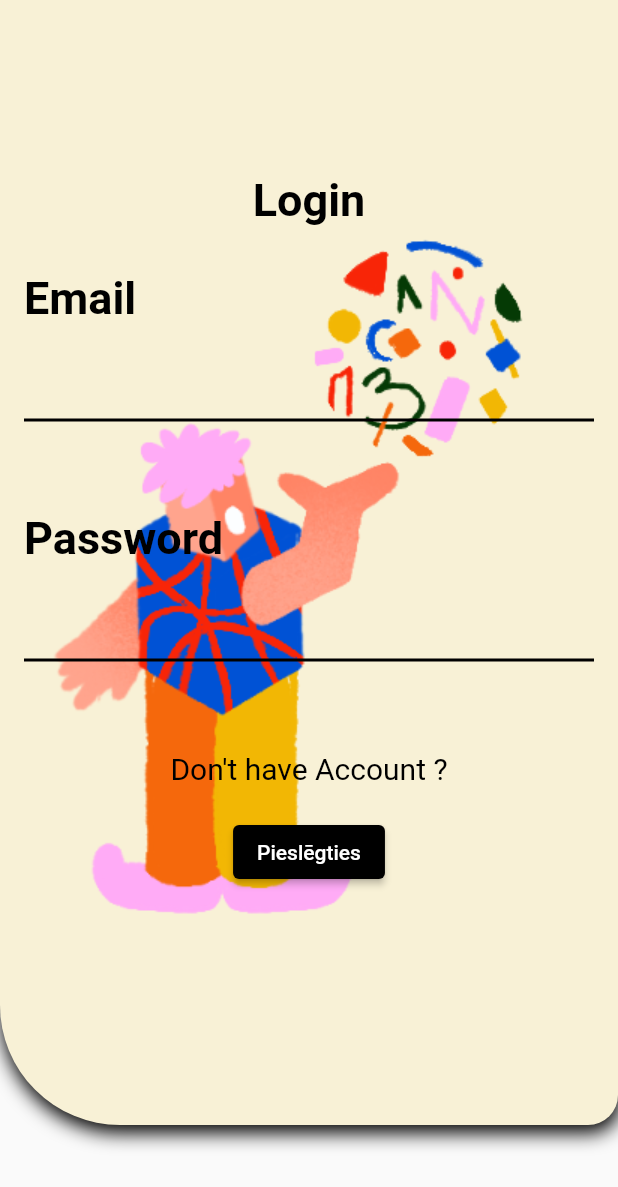
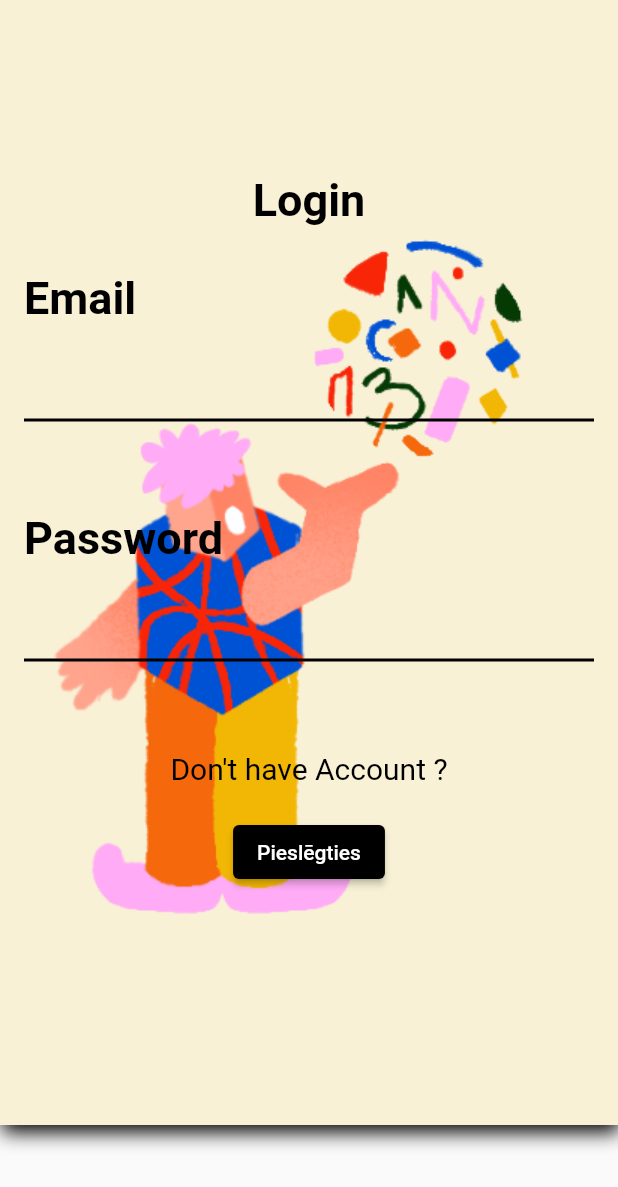
Before and after one commit to janisviksne/emori, a Flutter app: the screen it shows after launch, on a phone screen of 412 x 824 dp. Shown: the top 1187 px of the screen. Run offline on Flutter 3.47's test engine with Material 2 defaults, Android fonts, the phone set to English and light mode, and no system bars.

Commit message:
Removed unnecessary formatting

```diff
--- a/lib/auth_screens/login.dart
+++ b/lib/auth_screens/login.dart
@@ -54,9 +54,6 @@ class _LoginState extends State<Login> {
                           color: Colors.black,
                           offset: Offset(1, 5))
                     ],
-                    borderRadius: BorderRadius.only(
-                        bottomLeft: Radius.circular(80),
-                        bottomRight: Radius.circular(20)),
                   ),
                   child: Padding(
                     padding: const EdgeInsets.all(16.0),
```
